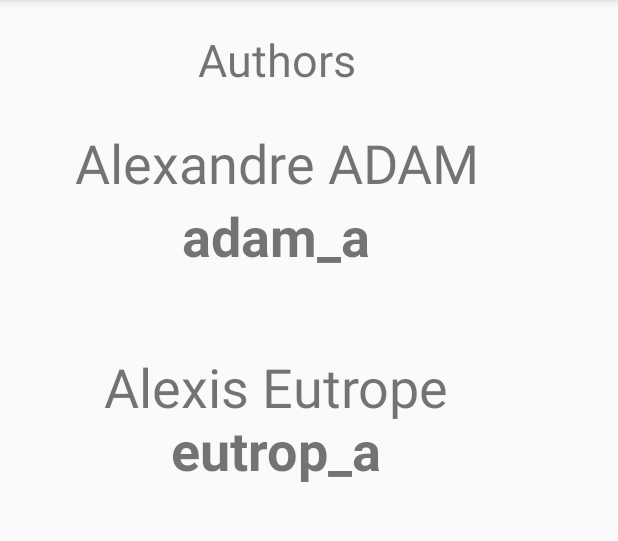
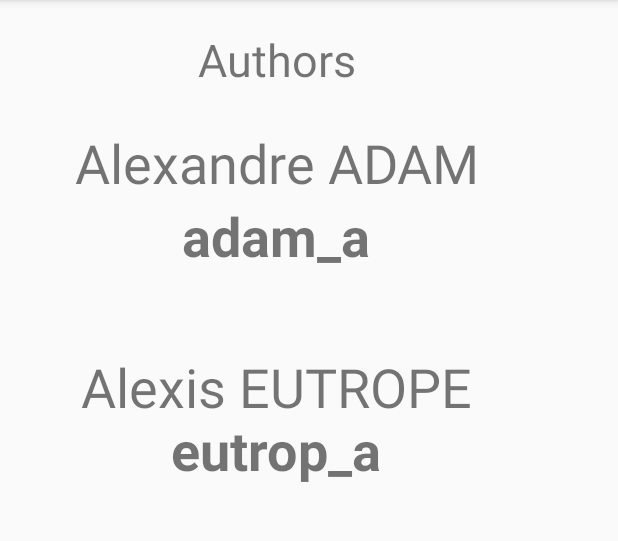
Before and after one commit to TheTrope/Veloid, an Android app: the About screen opened directly, with no data from a screen before it, on a phone screen of 412 x 824 dp, the part 84-625 px from its top. Run offline under Robolectric (Android 15) with nearby library versions, the phone set to English and light mode, and no system bars.

Commit message:
About: Quick change on name

```diff
--- a/Veloid/app/src/main/res/layout/activity_about.xml
+++ b/Veloid/app/src/main/res/layout/activity_about.xml
@@ -27,10 +27,11 @@
             android:id="@+id/textView8"
             android:layout_width="match_parent"
             android:layout_height="wrap_content"
+            android:layout_alignParentLeft="true"
+            android:layout_alignParentStart="true"
             android:layout_below="@+id/textView5"
-            android:layout_centerHorizontal="true"
             android:layout_marginTop="52dp"
-            android:text="Alexis Eutrope"
+            android:text="Alexis EUTROPE"
             android:textAlignment="center"
             android:textSize="36sp" />
 
```
